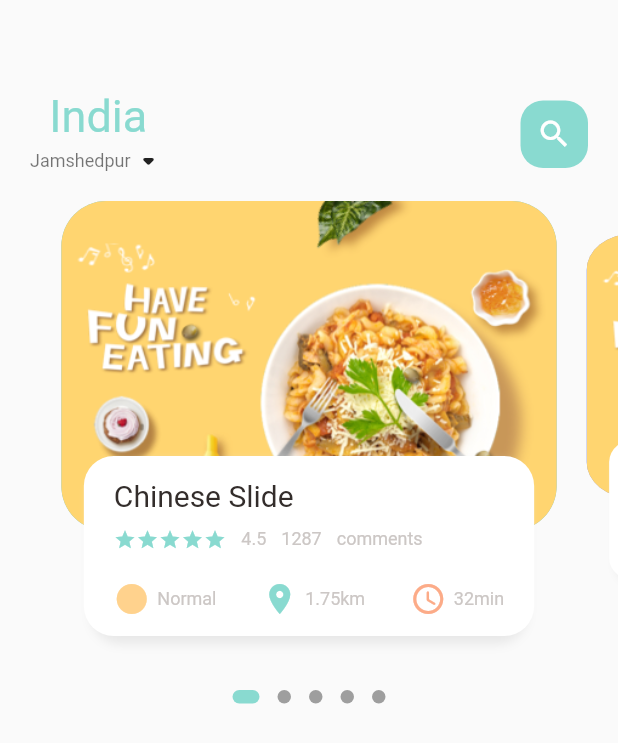
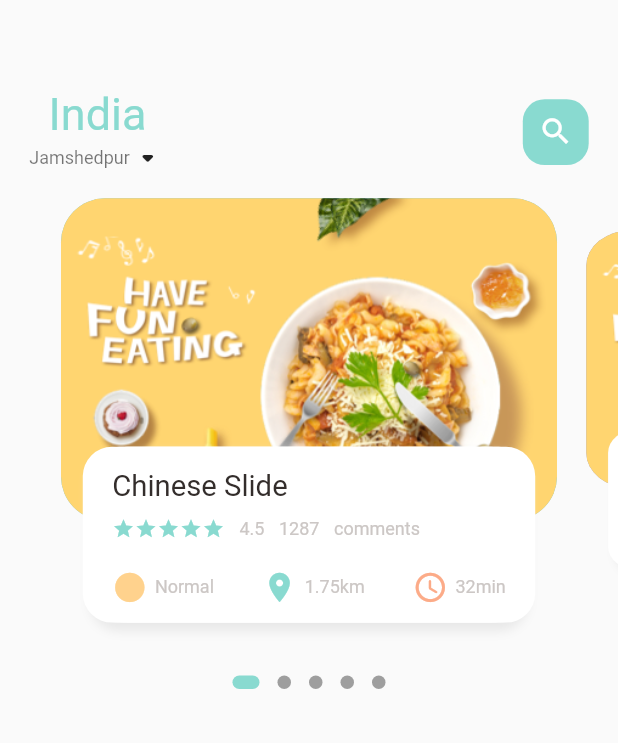
Before and after one commit to raunakb03/flutter_food_application, a Flutter app: the screen it shows after launch, on a phone screen of 412 x 824 dp. Shown: the top 743 px of the screen. Run offline on Flutter 3.47's test engine with Material 2 defaults, Android fonts, the light colour scheme and no system bars; drawn by our look-alikes of dots_indicator; our stand-ins replace get.

Commit message:
making app responsive

```diff
--- a/lib/home/food_page_body.dart
+++ b/lib/home/food_page_body.dart
@@ -1,6 +1,7 @@
 import 'package:dots_indicator/dots_indicator.dart';
 import 'package:flutter/material.dart';
 import 'package:food_app/utils/colors.dart';
+import 'package:food_app/utils/dimensions.dart';
 import 'package:food_app/widgets/big_text.dart';
 import 'package:food_app/widgets/icon_and_text_widget.dart';
 import 'package:food_app/widgets/small_text.dart';
@@ -16,20 +17,18 @@ class _FoodPageBodyState extends State<FoodPageBody> {
   PageController pageController = PageController(viewportFraction: 0.85);
   var _currPageValue = 0.0;
   final double _scaleFactor = 0.8;
-  final double _height = 220;
+  final double _height = Dimensions.pageViewContainer;
 
   @override
   void initState() {
     super.initState();
     pageController.addListener(() {
       setState(() {
-        // as soon as we get the new value we will save the change and that's why setState
         _currPageValue = pageController.page!;
       });
     });
   }
 
-  // when you leave the page you don't want it to be active otherwise it may cause memory leaks
   @override
   void dispose() {
     super.dispose();
@@ -41,7 +40,7 @@ class _FoodPageBodyState extends State<FoodPageBody> {
     return Column(
       children: [
         Container(
-          height: 320,
+          height: Dimensions.pageView,
           child: PageView.builder(
               controller: pageController,
               itemCount: 5,
@@ -67,23 +66,18 @@ class _FoodPageBodyState extends State<FoodPageBody> {
 
   Widget _buildPageItem(int index) {
     Matrix4 matrix = Matrix4.identity();
-    // current slide
     if (index == _currPageValue.floor()) {
       var currScale = 1 - (_currPageValue - index) * (1 - _scaleFactor);
       var currTrans = _height * (1 - currScale) / 2;
       matrix = Matrix4.diagonal3Values(1, currScale, 1)
         ..setTranslationRaw(0, currTrans, 0);
-    }
-    // next slide
-    else if (index == _currPageValue.floor() + 1) {
+    } else if (index == _currPageValue.floor() + 1) {
       var currScale =
           _scaleFactor + (_currPageValue - index + 1) * (1 - _scaleFactor);
       var currTrans = _height * (1 - currScale) / 2;
       matrix = Matrix4.diagonal3Values(1, currScale, 1)
         ..setTranslationRaw(0, currTrans, 0);
-    }
-    // prev slide
-    else if (index == _currPageValue.floor() - 1) {
+    } else if (index == _currPageValue.floor() - 1) {
       var currScale = 1 - (_currPageValue - index) * (1 - _scaleFactor);
       var currTrans = _height * (1 - currScale) / 2;
       matrix = Matrix4.diagonal3Values(1, currScale, 1)
@@ -98,10 +92,13 @@ class _FoodPageBodyState extends State<FoodPageBody> {
       child: Stack(
         children: [
           Container(
-            height: 220,
-            margin: const EdgeInsets.only(left: 10, right: 10),
+            height: Dimensions.pageViewContainer,
+            margin: EdgeInsets.only(
+              left: Dimensions.width10,
+              right: Dimensions.width10,
+            ),
             decoration: BoxDecoration(
-              borderRadius: BorderRadius.circular(30),
+              borderRadius: BorderRadius.circular(Dimensions.radius30),
               color: index.isEven
                   ? const Color(0xFF69c5df)
                   : const Color(0xFF9294cc),
@@ -114,10 +111,14 @@ class _FoodPageBodyState extends State<FoodPageBody> {
           Align(
             alignment: Alignment.bottomCenter,
             child: Container(
-              height: 120,
-              margin: const EdgeInsets.only(left: 30, right: 30, bottom: 30),
+              height: Dimensions.pageViewTextContainer,
+              margin: EdgeInsets.only(
+                left: Dimensions.width30,
+                right: Dimensions.width30,
+                bottom: Dimensions.height30,
+              ),
               decoration: BoxDecoration(
-                borderRadius: BorderRadius.circular(20),
+                borderRadius: BorderRadius.circular(Dimensions.radius20),
                 color: Colors.white,
                 boxShadow: const [
                   BoxShadow(
@@ -136,12 +137,16 @@ class _FoodPageBodyState extends State<FoodPageBody> {
                 ],
               ),
               child: Container(
-                padding: const EdgeInsets.only(top: 15, left: 15, right: 15),
+                padding: EdgeInsets.only(
+                  top: Dimensions.height15,
+                  left: Dimensions.width15,
+                  right: Dimensions.width15,
+                ),
                 child: Column(
                   crossAxisAlignment: CrossAxisAlignment.start,
                   children: [
                     BigText(text: 'Chinese Slide'),
-                    const SizedBox(height: 10),
+                    SizedBox(height: Dimensions.height10),
                     Row(
                       children: [
                         Wrap(
@@ -154,15 +159,15 @@ class _FoodPageBodyState extends State<FoodPageBody> {
                             ),
                           ),
                         ),
-                        const SizedBox(width: 10),
+                        SizedBox(width: Dimensions.width10),
                         SmallText(text: '4.5'),
-                        const SizedBox(width: 10),
+                        SizedBox(width: Dimensions.width10),
                         SmallText(text: '1287'),
-                        const SizedBox(width: 10),
+                        SizedBox(width: Dimensions.width10),
                         SmallText(text: 'comments'),
                       ],
                     ),
-                    const SizedBox(height: 20),
+                    SizedBox(height: Dimensions.height20),
                     Row(
                       mainAxisAlignment: MainAxisAlignment.spaceBetween,
                       children: [
--- a/lib/home/main_food_page.dart
+++ b/lib/home/main_food_page.dart
@@ -2,6 +2,7 @@
 import 'package:flutter/cupertino.dart';
 import 'package:flutter/material.dart';
 import 'package:food_app/home/food_page_body.dart';
+import 'package:food_app/utils/dimensions.dart';
 import 'package:food_app/widgets/big_text.dart';
 import 'package:food_app/utils/colors.dart';
 import 'package:food_app/widgets/small_text.dart';
@@ -19,12 +20,16 @@ class _MainFoodPageState extends State<MainFoodPage> {
     return Scaffold(
       body: Column(
         children: [
-          // header
           Container(
             child: Container(
-              margin: const EdgeInsets.only(
-                  top: 60, bottom: 15), // changing this from 45 to 50
-              padding: const EdgeInsets.only(left: 20, right: 20),
+              margin: EdgeInsets.only(
+                top: Dimensions.height60,
+                bottom: Dimensions.height15,
+              ),
+              padding: EdgeInsets.only(
+                left: Dimensions.width20,
+                right: Dimensions.width20,
+              ),
               child: Row(
                 mainAxisAlignment: MainAxisAlignment.spaceBetween,
                 children: [
@@ -48,15 +53,17 @@ class _MainFoodPageState extends State<MainFoodPage> {
                   ),
                   Center(
                     child: Container(
-                      width: 45,
-                      height: 45,
+                      width: Dimensions.height45,
+                      height: Dimensions.height45,
                       decoration: BoxDecoration(
-                        borderRadius: BorderRadius.circular(15),
+                        borderRadius:
+                            BorderRadius.circular(Dimensions.radius15),
                         color: AppColors.mainColor,
                       ),
-                      child: const Icon(
+                      child: Icon(
                         Icons.search,
                         color: Colors.white,
+                        size: Dimensions.iconSize24,
                       ),
                     ),
                   )
@@ -64,7 +71,6 @@ class _MainFoodPageState extends State<MainFoodPage> {
               ),
             ),
           ),
-          // body
           const FoodPageBody(),
         ],
       ),
--- a/lib/main.dart
+++ b/lib/main.dart
@@ -1,5 +1,6 @@
 import 'package:flutter/material.dart';
 import 'package:food_app/home/main_food_page.dart';
+import 'package:get/get.dart';
 
 void main() {
   runApp(const MyApp());
@@ -10,7 +11,7 @@ class MyApp extends StatelessWidget {
 
   @override
   Widget build(BuildContext context) {
-    return MaterialApp(
+    return GetMaterialApp(
       debugShowCheckedModeBanner: false,
       title: 'Flutter Food Application',
       theme: ThemeData(
--- a/lib/widgets/big_text.dart
+++ b/lib/widgets/big_text.dart
@@ -1,11 +1,12 @@
 import 'package:flutter/cupertino.dart';
+import 'package:food_app/utils/dimensions.dart';
 
 class BigText extends StatelessWidget {
   BigText({
     super.key,
     this.color = const Color(0xFF332d2b),
     required this.text,
-    this.size = 20,
+    this.size = 0,
     this.overFlow = TextOverflow.ellipsis,
   });
 
@@ -22,9 +23,9 @@ class BigText extends StatelessWidget {
       overflow: overFlow,
       style: TextStyle(
         color: color,
+        fontFamily: 'Roboto',
+        fontSize: size == 0 ? Dimensions.font20 : size,
         fontWeight: FontWeight.w400,
-        fontFamily: 'Roboto',
-        fontSize: size,
       ),
     );
   }
--- a/lib/widgets/icon_and_text_widget.dart
+++ b/lib/widgets/icon_and_text_widget.dart
@@ -1,5 +1,6 @@
 import 'package:flutter/cupertino.dart';
 import 'package:flutter/material.dart';
+import 'package:food_app/utils/dimensions.dart';
 import 'package:food_app/widgets/small_text.dart';
 
 class IconAndTextWidget extends StatelessWidget {
@@ -18,7 +19,7 @@ class IconAndTextWidget extends StatelessWidget {
   Widget build(BuildContext context) {
     return Row(
       children: [
-        Icon(icon, color: iconColor),
+        Icon(icon, color: iconColor, size: Dimensions.iconSize24,),
         const SizedBox(width: 5),
         SmallText(text: text),
       ],
```
